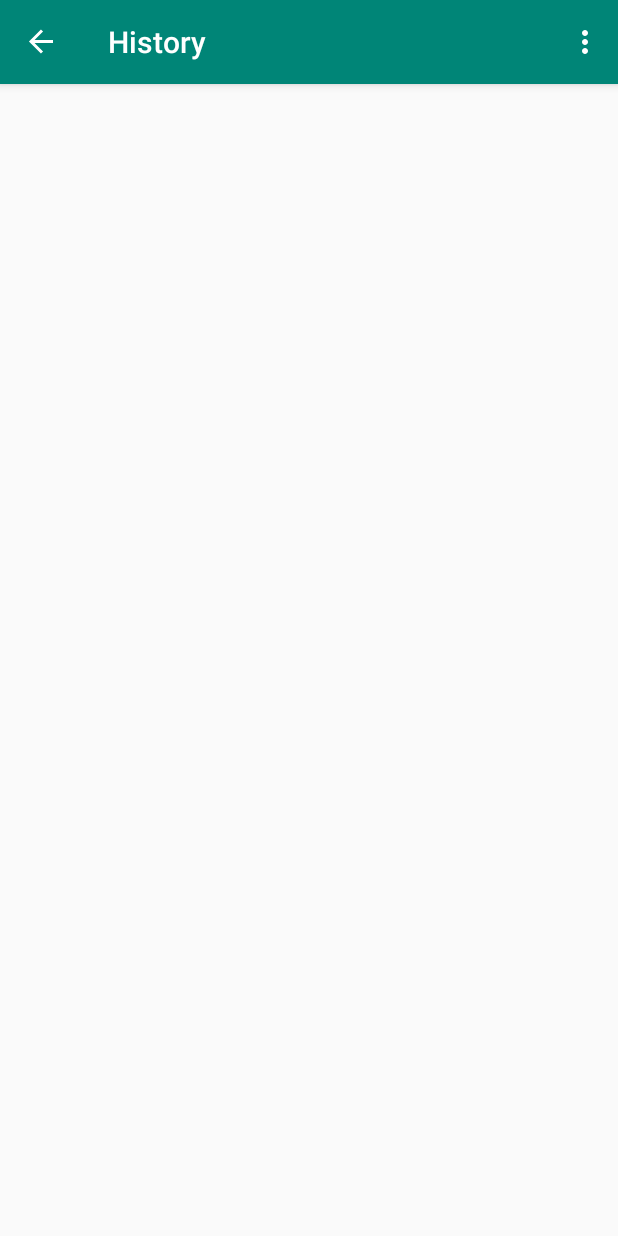
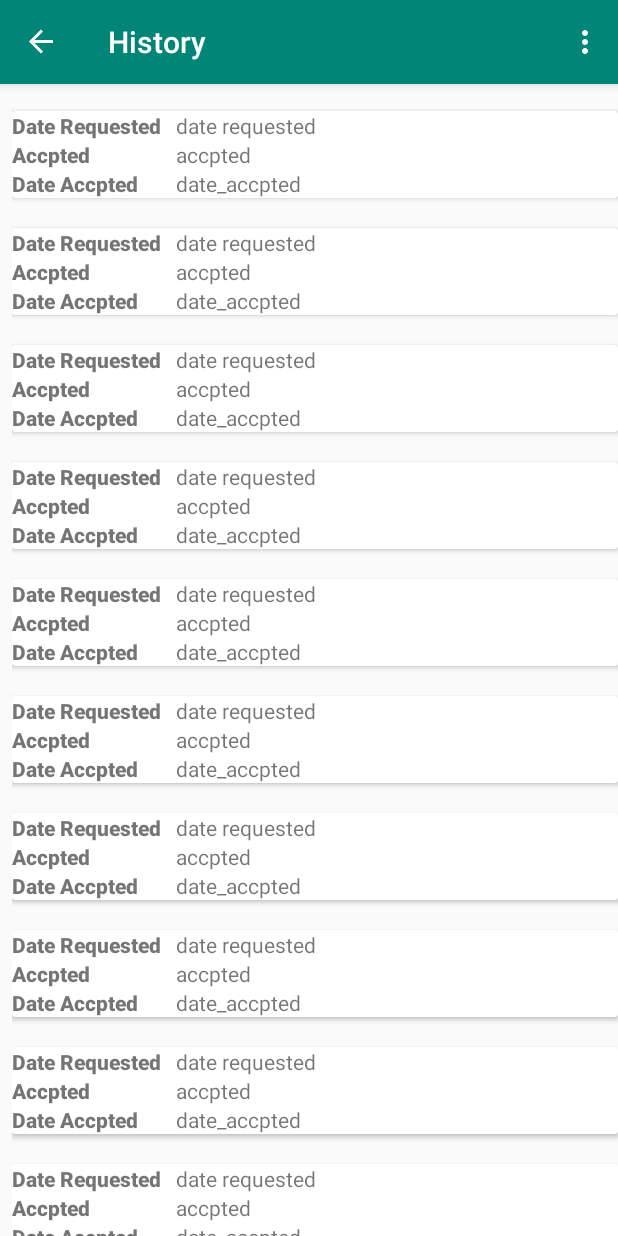
Before and after one commit to kuroa-me/cis454-blood, an Android app: the reque_history screen opened through its navigation route, on a phone screen of 412 x 824 dp. Run offline under Robolectric (Android 15) with nearby library versions, the phone set to English and light mode, and no system bars; our stand-ins replace navigation-ui; network calls fail; 27 statements that could not run were skipped.

Commit message:
add recycle view for reque_history

```diff
--- a/frontend-android/app/src/main/java/com/example/bloodbank/reque_history.java
+++ b/frontend-android/app/src/main/java/com/example/bloodbank/reque_history.java
@@ -5,10 +5,15 @@ import android.net.Uri;
 import android.os.Bundle;
 
 import androidx.fragment.app.Fragment;
+import androidx.recyclerview.widget.LinearLayoutManager;
+import androidx.recyclerview.widget.RecyclerView;
 
 import android.view.LayoutInflater;
 import android.view.View;
 import android.view.ViewGroup;
+
+import java.util.ArrayList;
+import java.util.List;
 
 
 /**
@@ -20,6 +25,13 @@ import android.view.ViewGroup;
  * create an instance of this fragment.
  */
 public class reque_history extends Fragment {
+
+    private RecyclerView recyclerView;
+    private RecyclerView.Adapter adapter;
+    Context mCtx;
+
+    private List<reque_history_listitem> listItems;
+
     // TODO: Rename parameter arguments, choose names that match
     // the fragment initialization parameters, e.g. ARG_ITEM_NUMBER
     private static final String ARG_PARAM1 = "param1";
@@ -69,6 +81,29 @@ public class reque_history extends Fragment {
         return inflater.inflate(R.layout.fragment_reque_history, container, false);
     }
 
+    @Override
+    public void onViewCreated(View view, Bundle savedInstanceState) {
+        recyclerView = (RecyclerView) view.findViewById(R.id.reque_history_recycleview);
+        recyclerView.setHasFixedSize(true);
+        recyclerView.setLayoutManager(new LinearLayoutManager(mCtx));
+
+        listItems = new ArrayList<>();
+
+        for(int i=0; i<10; i++){
+            reque_history_listitem listItem = new reque_history_listitem(
+                    "date requested" ,
+                    "accpted",
+                    "date_accpted"
+            );
+
+            listItems.add(listItem);
+        }
+
+        adapter = new reque_history_adapter(listItems,mCtx);
+
+        recyclerView.setAdapter(adapter);
+    }
+
     // TODO: Rename method, update argument and hook method into UI event
     public void onButtonPressed(Uri uri) {
         if (mListener != null) {
--- /dev/null
+++ b/frontend-android/app/src/main/java/com/example/bloodbank/reque_history_adapter.java
@@ -0,0 +1,63 @@
+package com.example.bloodbank;
+
+import android.content.Context;
+import android.view.LayoutInflater;
+import android.view.View;
+import android.view.ViewGroup;
+import android.widget.TextView;
+
+import androidx.annotation.NonNull;
+import androidx.recyclerview.widget.RecyclerView;
+
+import java.util.List;
+
+public class reque_history_adapter extends RecyclerView.Adapter<reque_history_adapter.ViewHolder> {
+
+    private List<reque_history_listitem> listItems;
+    private Context context;
+
+    public reque_history_adapter(List<reque_history_listitem> listItems, Context context) {
+        this.listItems = listItems;
+        this.context = context;
+    }
+
+    @NonNull
+    @Override
+    public ViewHolder onCreateViewHolder(@NonNull ViewGroup parent, int viewType) {
+        View v = LayoutInflater.from(parent.getContext())
+                .inflate(R.layout.reque_history_listitem, parent, false);
+        return new ViewHolder(v);
+    }
+
+    @Override
+    public void onBindViewHolder(@NonNull ViewHolder holder, int position) {
+
+        final reque_history_listitem listItem = listItems.get(position);
+
+        holder.textView_date_requested.setText(listItem.getDate_requested());
+        holder.textView_accpted.setText(listItem.getAccepted());
+        holder.textView_date_accpted.setText(listItem.getDate_accepted());
+
+    }
+
+    @Override
+    public int getItemCount() {
+        return listItems.size();
+    }
+
+    public class ViewHolder extends RecyclerView.ViewHolder{
+
+        public TextView textView_date_requested;
+        public TextView textView_accpted;
+        public TextView textView_date_accpted;
+
+        public ViewHolder(@NonNull View itemView) {
+            super(itemView);
+
+            textView_date_requested = (TextView) itemView.findViewById(R.id.history_listitem_date_requested);
+            textView_accpted = (TextView) itemView.findViewById(R.id.history_listitem_accepted);
+            textView_date_accpted = (TextView) itemView.findViewById(R.id.history_listitem_date_accepted);
+
+        }
+    }
+}
--- /dev/null
+++ b/frontend-android/app/src/main/java/com/example/bloodbank/reque_history_listitem.java
@@ -0,0 +1,26 @@
+package com.example.bloodbank;
+
+public class reque_history_listitem {
+
+    private  String date_requested;
+    private  String accepted;
+    private  String date_accepted;
+
+    public reque_history_listitem(String date_requested, String accepted, String date_accepted) {
+        this.date_requested = date_requested;
+        this.accepted = accepted;
+        this.date_accepted = date_accepted;
+    }
+
+    public String getDate_requested() {
+        return date_requested;
+    }
+
+    public String getAccepted() {
+        return accepted;
+    }
+
+    public String getDate_accepted() {
+        return date_accepted;
+    }
+}
--- a/frontend-android/app/src/main/res/layout/fragment_reque_check.xml
+++ b/frontend-android/app/src/main/res/layout/fragment_reque_check.xml
@@ -3,4 +3,10 @@
     xmlns:tools="http://schemas.android.com/tools"
     android:layout_width="match_parent"
     android:layout_height="match_parent"
-    tools:context=".reque_check"/>
+    tools:context=".reque_check">
+
+    <androidx.recyclerview.widget.RecyclerView
+        android:id="@+id/reque_check_recycleview"
+        android:layout_width="match_parent"
+        android:layout_height="match_parent" />
+</FrameLayout>
--- a/frontend-android/app/src/main/res/layout/reque_history_listitem.xml
+++ b/frontend-android/app/src/main/res/layout/reque_history_listitem.xml
@@ -1,17 +1,55 @@
 <?xml version="1.0" encoding="utf-8"?>
 <LinearLayout xmlns:android="http://schemas.android.com/apk/res/android"
-    android:orientation="vertical" android:layout_width="match_parent"
-    android:layout_height="match_parent">
+    android:layout_width="match_parent"
+    android:layout_height="wrap_content"
+    android:orientation="vertical">
 
     <androidx.cardview.widget.CardView
         android:layout_width="match_parent"
+        android:layout_height="wrap_content"
+        android:layout_marginVertical="10dp">
+
+        <LinearLayout
+            android:layout_width="match_parent"
             android:layout_height="match_parent"
-        android:layout_marginVertical="10dp">
+            android:orientation="horizontal">
+
+            <LinearLayout
+                android:layout_width="match_parent"
+                android:layout_height="wrap_content"
+                android:layout_weight="2.7"
+                android:orientation="vertical">
+
+                <TextView
+                    android:id="@+id/textView22"
+                    android:layout_width="match_parent"
+                    android:layout_height="wrap_content"
+                    android:layout_gravity="center_horizontal"
+                    android:fontFamily="sans-serif-black"
+                    android:text="@string/date_requested" />
+
+                <TextView
+                    android:id="@+id/textView23"
+                    android:layout_width="match_parent"
+                    android:layout_height="wrap_content"
+                    android:layout_gravity="center_horizontal"
+                    android:fontFamily="sans-serif-black"
+                    android:text="@string/accepted" />
+
+                <TextView
+                    android:id="@+id/textView24"
+                    android:layout_width="match_parent"
+                    android:layout_height="wrap_content"
+                    android:layout_gravity="center_horizontal"
+                    android:fontFamily="sans-serif-black"
+                    android:text="@string/date_accpted" />
+            </LinearLayout>
 
             <LinearLayout
                 android:id="@+id/reque_history_linearLayout"
                 android:layout_width="match_parent"
-            android:layout_height="match_parent"
+                android:layout_height="wrap_content"
+                android:layout_weight="1"
                 android:orientation="vertical">
 
                 <TextView
@@ -32,5 +70,7 @@
                     android:layout_height="wrap_content"
                     android:text="TextView" />
             </LinearLayout>
+        </LinearLayout>
+
     </androidx.cardview.widget.CardView>
 </LinearLayout>
--- a/frontend-android/app/src/main/res/values/strings.xml
+++ b/frontend-android/app/src/main/res/values/strings.xml
@@ -31,6 +31,9 @@
     <string name="used">Used</string>
     <string name="date_used">Date Used</string>
     <string name="used_by">Used By</string>
+    <string name="date_requested">Date Requested</string>
+    <string name="accepted">Accpted</string>
+    <string name="date_accpted">Date Accpted</string>
 
 
     <string name="navigation_drawer_open">Open navigation drawer</string>
```
Also changed, not shown: frontend-android/app/src/main/res/drawable/uploadinfor.png. Lines whose indentation alone changed are shown as unchanged.
